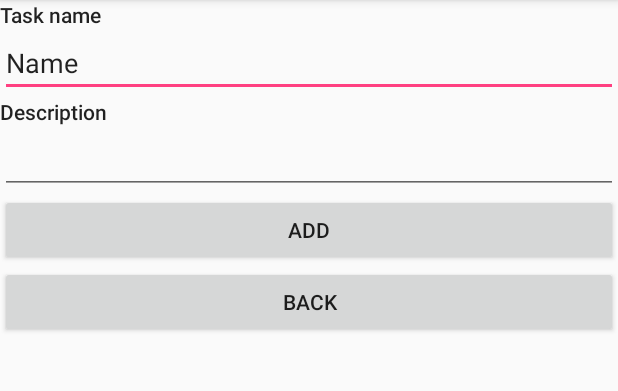
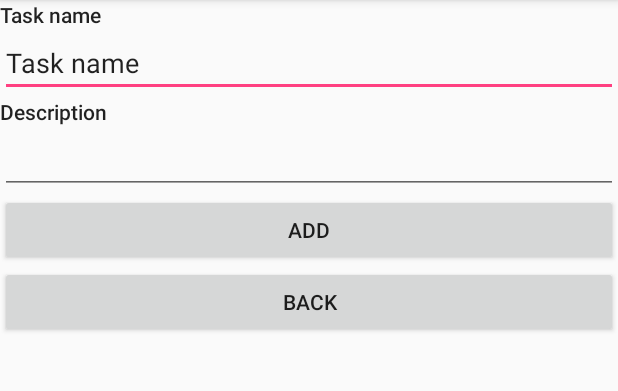
Before and after one commit to DANIEL-Dereck/ToDo, an Android app: the TaskListActivity screen opened directly, with no data from a screen before it, after a tap on "ADD TASK", on a phone screen of 412 x 824 dp, the part 84-475 px from its top. Run offline under Robolectric (Android 15) with nearby library versions, the phone set to English and light mode, and no system bars; 2 statements that could not run were skipped; 1 other tap on this screen came first.

```diff
--- a/app/src/main/java/fr/rennes/perso/todo/activitys/TaskAddActivity.java
+++ b/app/src/main/java/fr/rennes/perso/todo/activitys/TaskAddActivity.java
@@ -11,9 +11,13 @@ import fr.rennes.perso.todo.R;
 import fr.rennes.perso.todo.model.TodoTask;
 import fr.rennes.perso.todo.sqlite.TodoTaskRepo;
 
+/*
+* On this activity we can add a new task
+*/
 public class TaskAddActivity extends AppCompatActivity {
     public final String LOGTAG = this.getClass().toString();
     private static final int MY_ACTIVITY_CODE = 3;
+
     private Button btn_add_taskAdd;
     private Button btn_back_taskAdd;
 
@@ -26,12 +30,17 @@ public class TaskAddActivity extends AppCompatActivity {
         super.onCreate(savedInstanceState);
         setContentView(R.layout.activity_task_add);
 
+        /* button initialisation */
         btn_back_taskAdd = (Button) findViewById(R.id.btn_back_taskAdd);
         btn_add_taskAdd = (Button) findViewById(R.id.btn_add_taskAdd);
 
+        /* EditText initialisation */
         et_name_taskAdd = (EditText) findViewById(R.id.et_name_taskAdd);
         et_desc_taskAdd = (EditText) findViewById(R.id.et_desc_taskAdd);
 
+        /* On the click on this button back,
+         we cancel all the modification and
+         we return on the TaskListActivity*/
         btn_back_taskAdd.setOnClickListener(new View.OnClickListener() {
             @Override
             public void onClick(View v){
@@ -40,14 +49,16 @@ public class TaskAddActivity extends AppCompatActivity {
             }
         });
 
+        /* On the click on this button,
+         we add the task on the database and
+         we return on the TaskListActivity*/
         btn_add_taskAdd.setOnClickListener(new View.OnClickListener() {
             @Override
             public void onClick(View view) {
                 Bundle extras = getIntent().getExtras();
                 int listId = extras.getInt("idList");
-
+                /* we use the class TodoTaskRepo to insert this task on the database */
                 TodoTaskRepo tTaskRepo = new TodoTaskRepo();
-
                 TodoTask tTask = new TodoTask(
                         et_name_taskAdd.getText().toString(),
                         et_desc_taskAdd.getText().toString(),
@@ -55,7 +66,6 @@ public class TaskAddActivity extends AppCompatActivity {
                         listId
                 );
                 tTaskRepo.insert(tTask);
-
                 setResult(RESULT_OK);
                 finish();
             }
--- a/app/src/main/java/fr/rennes/perso/todo/activitys/TodoAddActivity.java
+++ b/app/src/main/java/fr/rennes/perso/todo/activitys/TodoAddActivity.java
@@ -25,8 +25,9 @@ public class TodoAddActivity extends AppCompatActivity {
         setContentView(R.layout.activity_todo_add);
 
         et_name_todoAdd = (EditText) findViewById(R.id.et_name_todoAdd);
+        btn_add_todoAdd = (Button) findViewById(R.id.btn_add_todoAdd);
+        btn_back_todoAdd = (Button) findViewById(R.id.btn_back_todoAdd);
 
-        btn_back_todoAdd = (Button) findViewById(R.id.btn_back_todoAdd);
         btn_back_todoAdd.setOnClickListener(new View.OnClickListener() {
             @Override
             public void onClick(View v){
@@ -35,7 +36,6 @@ public class TodoAddActivity extends AppCompatActivity {
             }
         });
 
-        btn_add_todoAdd = (Button) findViewById(R.id.btn_add_todoAdd);
         btn_add_todoAdd.setOnClickListener(new View.OnClickListener() {
             @Override
             public void onClick(View v){
--- a/app/src/main/java/fr/rennes/perso/todo/activitys/TodoListActivity.java
+++ b/app/src/main/java/fr/rennes/perso/todo/activitys/TodoListActivity.java
@@ -40,7 +40,6 @@ public class TodoListActivity extends AppCompatActivity {
         todoListAdapter = new TodoListAdapter(this, todoArrayList);
         lv_todo_todoList.setAdapter(todoListAdapter);
 
-
         lv_todo_todoList.setOnItemClickListener(new AdapterView.OnItemClickListener() {
             @Override
             public void onItemClick(AdapterView<?> parent, View view, int position, long id) {
--- a/app/src/main/java/fr/rennes/perso/todo/adapter/TodoListAdapter.java
+++ b/app/src/main/java/fr/rennes/perso/todo/adapter/TodoListAdapter.java
@@ -36,15 +36,13 @@ public class TodoListAdapter extends ArrayAdapter<TodoList> {
 
         if (convertView == null) {
             convertView = LayoutInflater.from(getContext()).inflate(R.layout.todo_list_item, parent, false);
-
         }
 
-        TextView tv_todoList_item_name = (TextView) convertView.findViewById(R.id.tv_todoList_item_name);
-        TextView tv_todoList_item_cDate = (TextView) convertView.findViewById(R.id.tv_todoList_item_cDate);
+        TextView tv_todoList_item_name = convertView.findViewById(R.id.tv_todoList_item_name);
+        TextView tv_todoList_item_cDate = convertView.findViewById(R.id.tv_todoList_item_cDate);
 
         DateFormat dateFormat = android.text.format.DateFormat.getDateFormat(this.getContext());
         String dateFormated = dateFormat.format(todoList.getCreationDate());
-
 
         tv_todoList_item_cDate.setText(dateFormated);
         tv_todoList_item_name.setText(todoList.getName());
--- a/app/src/main/java/fr/rennes/perso/todo/adapter/TodoTaskAdapter.java
+++ b/app/src/main/java/fr/rennes/perso/todo/adapter/TodoTaskAdapter.java
@@ -41,8 +41,8 @@ public class TodoTaskAdapter extends ArrayAdapter<TodoTask> {
             convertView = LayoutInflater.from(getContext()).inflate(R.layout.task_list_item, parent, false);
         }
 
-        TextView tv_taskList_item_name = (TextView) convertView.findViewById(R.id.tv_taskList_item_name);
-        final CheckBox cb_taskList_item_cb = (CheckBox) convertView.findViewById(R.id.cb_taskList_item_cb);
+        TextView tv_taskList_item_name = convertView.findViewById(R.id.tv_taskList_item_name);
+        final CheckBox cb_taskList_item_cb = convertView.findViewById(R.id.cb_taskList_item_cb);
 
         tv_taskList_item_name.setText(todoTask.getTask());
         cb_taskList_item_cb.setChecked(todoTask.getState());
--- a/app/src/main/java/fr/rennes/perso/todo/sqlite/TodoTaskRepo.java
+++ b/app/src/main/java/fr/rennes/perso/todo/sqlite/TodoTaskRepo.java
@@ -80,7 +80,7 @@ public class TodoTaskRepo {
         if (cursor.moveToFirst()) {
             do {
                 boolean state;
-                if (cursor.getInt(cursor.getColumnIndex(TodoTask.COLUMN_TASK_STATE)) == 1)
+                if (cursor.getInt(cursor.getColumnIndex(TodoTask.COLUMN_TASK_STATE)) == TodoTask.TRUE)
                 {
                   state = true;
                 } else {
@@ -115,7 +115,7 @@ public class TodoTaskRepo {
         if (cursor.moveToFirst()) {
             do {
                 boolean state;
-                if (cursor.getInt(cursor.getColumnIndex(TodoTask.COLUMN_TASK_STATE)) == 1)
+                if (cursor.getInt(cursor.getColumnIndex(TodoTask.COLUMN_TASK_STATE)) == TodoTask.TRUE)
                 {
                     state = true;
                 } else {
@@ -141,9 +141,9 @@ public class TodoTaskRepo {
         int state;
         if (task.getState() == true)
         {
-            state = 1;
+            state = TodoTask.TRUE;
         } else {
-            state = 0;
+            state = TodoTask.FALSE;
         }
 
         String query = "UPDATE " + TodoTask.TABLE + " SET " + TodoTask.COLUMN_TASK_STATE
--- a/app/src/main/res/layout/activity_task_add.xml
+++ b/app/src/main/res/layout/activity_task_add.xml
@@ -5,14 +5,16 @@
     android:layout_width="match_parent"
     android:layout_height="match_parent"
     android:orientation="vertical"
-    tools:context="fr.rennes.perso.todo.activitys.TaskAddActivity">
+    tools:context="fr.rennes.perso.todo.activitys.TaskAddActivity"
+    >
 
     <TextView
         android:id="@+id/tv_name_taskAdd"
         android:layout_width="match_parent"
         android:layout_height="wrap_content"
         android:text="@string/task_name"
-        android:textAppearance="@style/TextAppearance.AppCompat.Body2" />
+        android:textAppearance="@style/TextAppearance.AppCompat.Body2"
+        />
 
     <EditText
         android:id="@+id/et_name_taskAdd"
@@ -20,32 +22,37 @@
         android:layout_height="wrap_content"
         android:ems="10"
         android:inputType="textPersonName"
-        android:text="Name"/>
+        android:text="@string/task_name"
+        />
 
     <TextView
         android:id="@+id/tv_desc_taskAdd"
         android:layout_width="match_parent"
         android:layout_height="wrap_content"
         android:text="@string/task_description"
-        android:textAppearance="@style/TextAppearance.AppCompat.Body2" />
+        android:textAppearance="@style/TextAppearance.AppCompat.Body2"
+        />
 
     <EditText
-            android:id="@+id/et_desc_taskAdd"
-            android:layout_width="match_parent"
-            android:layout_height="wrap_content"
-            android:ems="10"
-            android:inputType="textMultiLine"/>
+        android:id="@+id/et_desc_taskAdd"
+        android:layout_width="match_parent"
+        android:layout_height="wrap_content"
+        android:ems="10"
+        android:inputType="textMultiLine"
+        />
 
     <Button
         android:id="@+id/btn_add_taskAdd"
         android:layout_width="match_parent"
         android:layout_height="wrap_content"
-        android:text="@string/add" />
+        android:text="@string/add"
+        />
 
     <Button
         android:id="@+id/btn_back_taskAdd"
         android:layout_width="match_parent"
         android:layout_height="wrap_content"
-        android:text="@string/back"/>
+        android:text="@string/back"
+        />
 
 </LinearLayout>
--- a/app/src/main/res/layout/activity_todo_add.xml
+++ b/app/src/main/res/layout/activity_todo_add.xml
@@ -20,7 +20,7 @@
         android:layout_height="wrap_content"
         android:ems="10"
         android:inputType="textPersonName"
-        android:text="Name"/>
+        android:text="@string/list_name"/>
 
     <Button
         android:id="@+id/btn_add_todoAdd"
```
Also changed, not shown: app/src/main/java/fr/rennes/perso/todo/activitys/TaskDetailActivity.java (+8 -3 lines).
